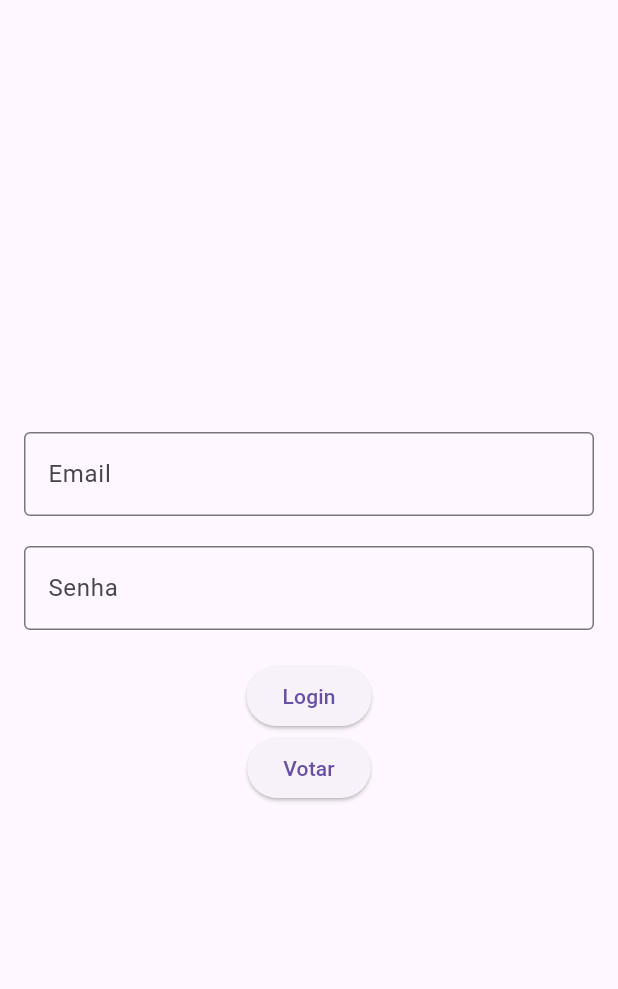
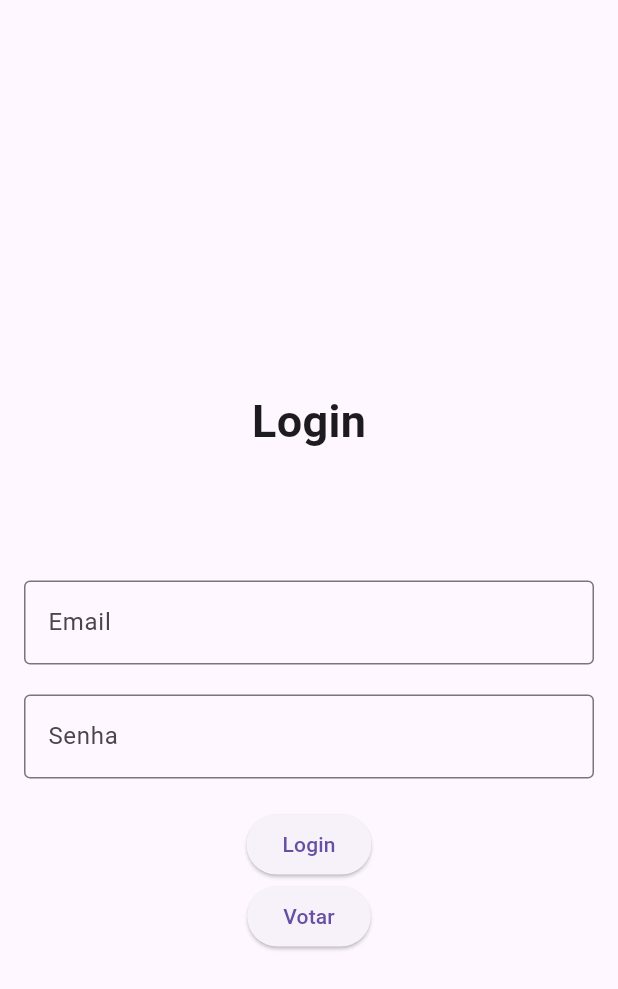
Before and after one commit to everton1995f/Prova_desenvolvimento_mobile, a Flutter app: the TelaDeCadastro screen opened directly, after a tap on "Votar", after a tap on "Login", on a phone screen of 412 x 824 dp. Shown: the top 989 px of the screen. Run offline on Flutter 3.47's test engine with Material 3 defaults, Android fonts, the phone set to English and light mode, and no system bars; our stand-ins replace sqflite; accounts and stored records are empty.

```diff
--- a/mobile_adelito/lista_de_tarefas_2/lib/cadastro.dart
+++ b/mobile_adelito/lista_de_tarefas_2/lib/cadastro.dart
@@ -28,6 +28,14 @@ class _TelaDeCadastroState extends State<TelaDeCadastro> {
               mainAxisAlignment: MainAxisAlignment.center,
               children: [
                 SizedBox(height: 150,),
+                Text(
+                  'Cadastro',
+                  style: TextStyle(
+                    fontSize: 30,
+                    fontWeight: FontWeight.bold,
+                  ),
+                ),
+                SizedBox(height: 60),
                 //Campo nome
                 Card(
                  child: TextFormField(
--- a/mobile_adelito/lista_de_tarefas_2/lib/login.dart
+++ b/mobile_adelito/lista_de_tarefas_2/lib/login.dart
@@ -26,6 +26,17 @@ class _TelaLoginState extends State<TelaLogin> {
           child: Column(
             mainAxisAlignment: MainAxisAlignment.center,
             children: [
+              SizedBox(
+                  height: 70,
+                ),
+                Text(
+                  'Login',
+                  style: TextStyle(
+                    fontSize: 30,
+                    fontWeight: FontWeight.bold,
+                  ),
+                ),
+                SizedBox(height: 85),
               //Campo para o email
               TextFormField(
                 controller: emailController,
--- a/mobile_adelito/lista_de_tarefas_2/lib/main.dart
+++ b/mobile_adelito/lista_de_tarefas_2/lib/main.dart
@@ -6,6 +6,7 @@ import 'package:lista_de_tarefas_2/login.dart';
 void main() {
   runApp(MyApp());
 }
+
 class MyApp extends StatefulWidget {
   const MyApp({super.key});
 
@@ -19,8 +20,7 @@ class _MyAppState extends State<MyApp> {
     return MaterialApp(
         // conectando a tela principal a tela de login
         debugShowCheckedModeBanner: false,
-      home: TelaPrincipal()
-    );
+        home: TelaPrincipal());
   }
 }
 
@@ -34,7 +34,20 @@ class TelaPrincipal extends StatelessWidget {
           child: Column(
         mainAxisAlignment: MainAxisAlignment.center,
         children: [
-            ElevatedButton(
+          SizedBox(
+            height: 70,
+          ),
+          Text(
+            'Bem Vindo a Lista de tarefas',
+            style: TextStyle(
+              fontSize: 30,
+              fontWeight: FontWeight.bold,
+            ),
+          ),
+          SizedBox(height: 100),
+          SizedBox(
+            width: double.infinity,
+            child: ElevatedButton(
               onPressed: () {
                 //Navegando para a tela de login
                 Navigator.pushReplacement(
@@ -44,21 +57,21 @@ class TelaPrincipal extends StatelessWidget {
               },
               child: Text('Login'),
             ),
+          ),
           SizedBox(height: 20),
-            ElevatedButton(
+          SizedBox(
+            width: double.infinity,
+            child: ElevatedButton(
               onPressed: () {
                 //Navegando para tela de cadastro
-                Navigator.pushReplacement(
-                  context,
-                  MaterialPageRoute(builder: (context) =>
-                  TelaDeCadastro())
-                  );
+                Navigator.pushReplacement(context,
+                    MaterialPageRoute(builder: (context) => TelaDeCadastro()));
               },
               child: Text('Cadastro'),
+            ),
           )
         ],
-        )
-         ),
+      )),
     );
   }
 }
```
Lines whose indentation alone changed are shown as unchanged.
